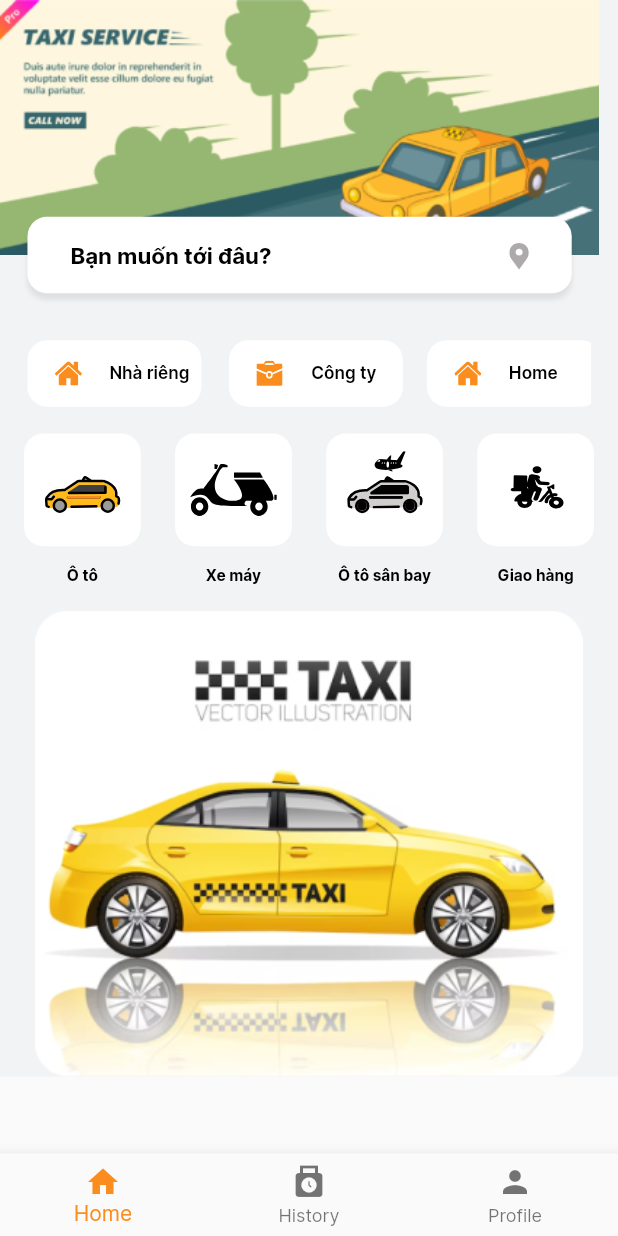
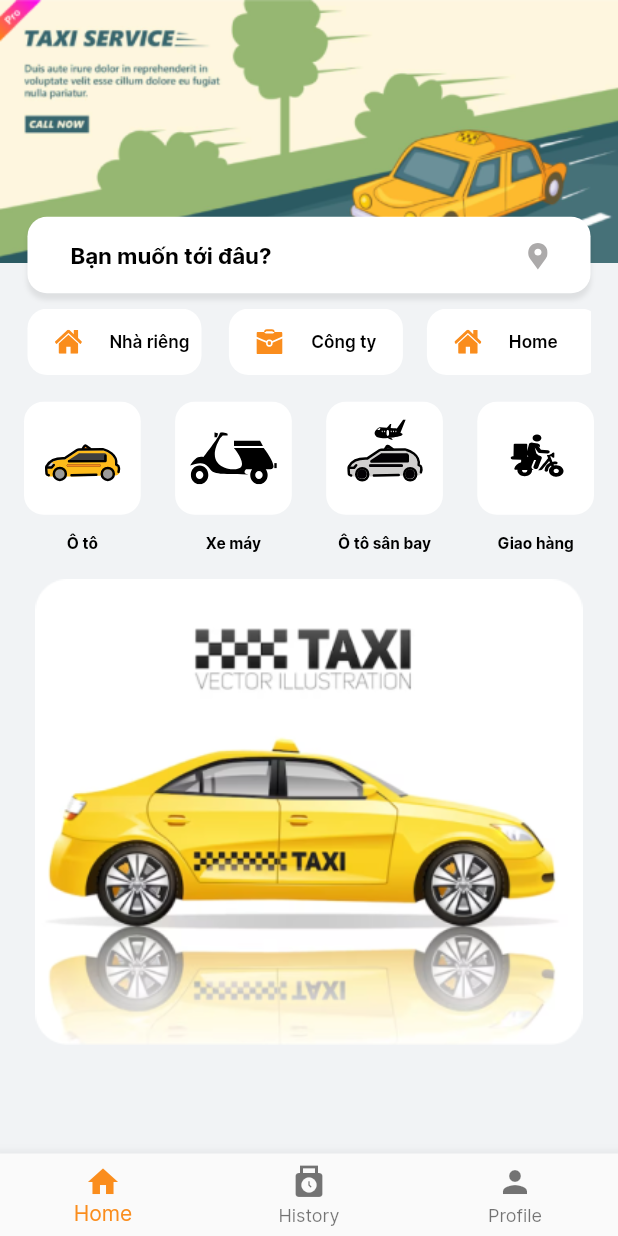
Before and after one commit to manhtu227/ClientApp_Taxi_GetGo, a Flutter app: the screen it shows after launch, on a phone screen of 412 x 824 dp. Run offline on Flutter 3.47's test engine with Material 2 defaults, Android fonts, the phone set to English and light mode, and no system bars; our stand-ins replace dio, easy_debounce, firebase_auth, firebase_core, flutter_local_notifications, flutter_rating_bar and 12 more; missing offline and left inert: flutter_polyline_points; accounts and stored records are empty; network calls fail.

Commit message:
fix layout homepage

```diff
--- a/lib/screens/home/home.dart
+++ b/lib/screens/home/home.dart
@@ -38,6 +38,7 @@ class _HomeScreenState extends State<HomeScreen> {
     return SingleChildScrollView(
       child: Container(
         width: double.infinity,
+        height: MediaQuery.of(context).size.height,
         decoration: const BoxDecoration(
           color: Color(0xfff1f3f5),
         ),
@@ -46,15 +47,15 @@ class _HomeScreenState extends State<HomeScreen> {
           children: [
             // Image(image: AssetImage('assets/images/homebanner.png')),
             SizedBox(
-              height: ScreenUtil().setHeight(190),
+              // height: ScreenUtil().setHeight(190),
               child: Stack(
                 clipBehavior: Clip.none,
                 children: [
                   Image.asset(
                     'assets/images/homebanner.png',
-                    // fit: BoxFit.cover,
+                    fit: BoxFit.cover,
                     // width: coverHeight,
-                    height: coverHeight,
+                    // height: coverHeight,
                   ),
                   Positioned(
                     left: ScreenUtil().setWidth(16),
@@ -115,9 +116,9 @@ class _HomeScreenState extends State<HomeScreen> {
                 ],
               ),
             ),
-            // SizedBox(
-            //   height: ScreenUtil().setHeight(15),
-            // ),
+            SizedBox(
+              height: ScreenUtil().setHeight(buttonHeight / 2),
+            ),
             Padding(
               padding: EdgeInsets.only(left: ScreenUtil().setWidth(16)),
               child: ListPlace(),
--- a/lib/widgets/List/ListPlace.dart
+++ b/lib/widgets/List/ListPlace.dart
@@ -9,7 +9,7 @@ class ListPlace extends StatelessWidget {
   @override
   Widget build(BuildContext context) {
     double screenWidth = MediaQuery.of(context).size.width;
-    return Container(
+    return SizedBox(
       height: ScreenUtil().setHeight(37),
       width: screenWidth - ScreenUtil().setWidth(32),
       // margin: EdgeInsets.only(left: 16),
```
